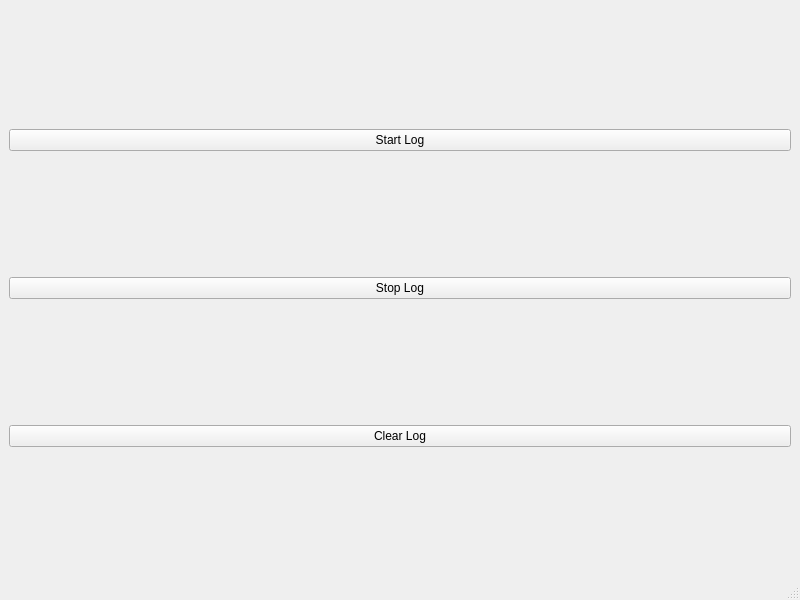
Above: resistivity/View/GUI/mainwindow.ui from AdrienGourgout/resistivity before the change. Below: the same form after it.
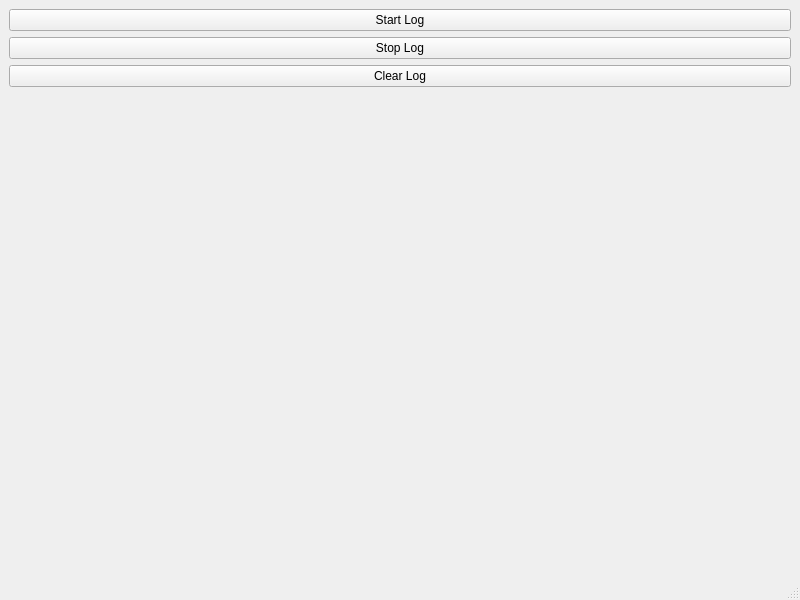
That is the form after the change.

The edit to the form file:
```diff
--- a/resistivity/View/GUI/mainwindow.ui
+++ b/resistivity/View/GUI/mainwindow.ui
@@ -36,6 +36,11 @@
       </property>
      </widget>
     </item>
+    <item>
+     <widget class="QWidget" name="graph_box" native="true">
+      <layout class="QHBoxLayout" name="horizontalLayout"/>
+     </widget>
+    </item>
    </layout>
   </widget>
   <widget class="QMenuBar" name="menubar">
```
